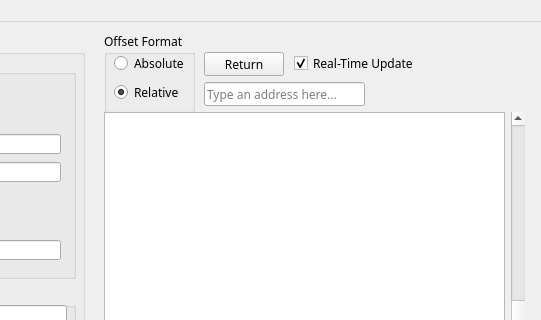
First picture: the form in cmainwindow.ui, repository kvakazabra/memObserver, before the edit; both pictures show x 646 to 1187 and y 0 to 320 of the 1187 by 562 pixel window.
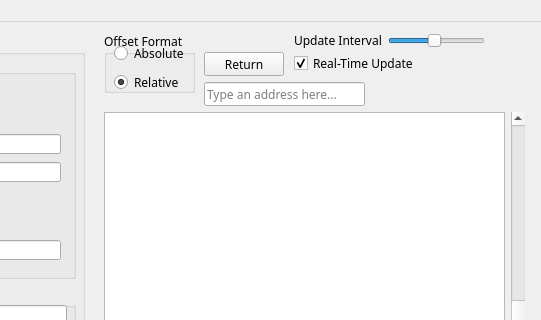
Second picture: the form after the edit. Icons and pictures are not drawn.

Commit message: Add memory auto-update

Diff of the .ui file:
```diff
--- a/cmainwindow.ui
+++ b/cmainwindow.ui
@@ -750,7 +750,7 @@
       <x>750</x>
       <y>10</y>
       <width>91</width>
-      <height>81</height>
+      <height>61</height>
      </rect>
     </property>
     <property name="title">
@@ -760,7 +760,7 @@
      <property name="geometry">
       <rect>
        <x>10</x>
-       <y>20</y>
+       <y>10</y>
        <width>75</width>
        <height>52</height>
       </rect>
@@ -838,6 +838,44 @@
      </item>
     </layout>
    </widget>
+   <widget class="QWidget" name="">
+    <property name="geometry">
+     <rect>
+      <x>940</x>
+      <y>10</y>
+      <width>191</width>
+      <height>17</height>
+     </rect>
+    </property>
+    <layout class="QHBoxLayout" name="horizontalLayout_12">
+     <item>
+      <widget class="QLabel" name="label">
+       <property name="text">
+        <string>Update Interval</string>
+       </property>
+       <property name="scaledContents">
+        <bool>false</bool>
+       </property>
+      </widget>
+     </item>
+     <item>
+      <widget class="QSlider" name="memoryUpdateIntervalSlider">
+       <property name="minimum">
+        <number>50</number>
+       </property>
+       <property name="maximum">
+        <number>1000</number>
+       </property>
+       <property name="value">
+        <number>500</number>
+       </property>
+       <property name="orientation">
+        <enum>Qt::Horizontal</enum>
+       </property>
+      </widget>
+     </item>
+    </layout>
+   </widget>
   </widget>
   <widget class="QMenuBar" name="menubar">
    <property name="geometry">
```
Left out of the diff: 5 changed lines with no effect on the pictures. The commit also changes 2 other files.
